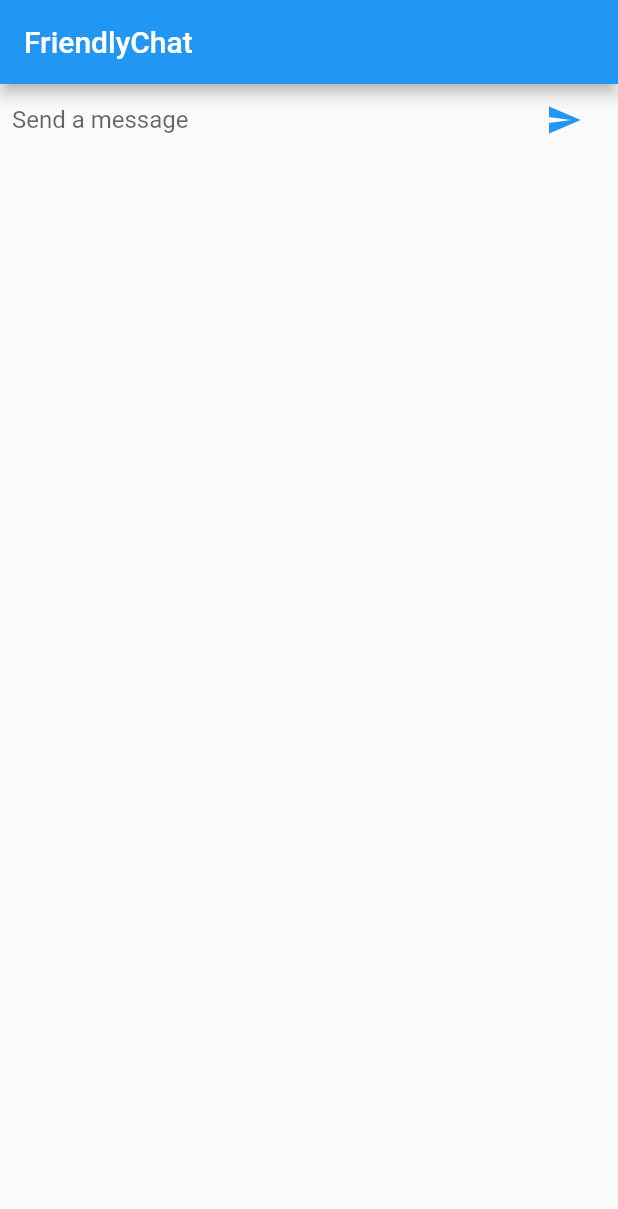
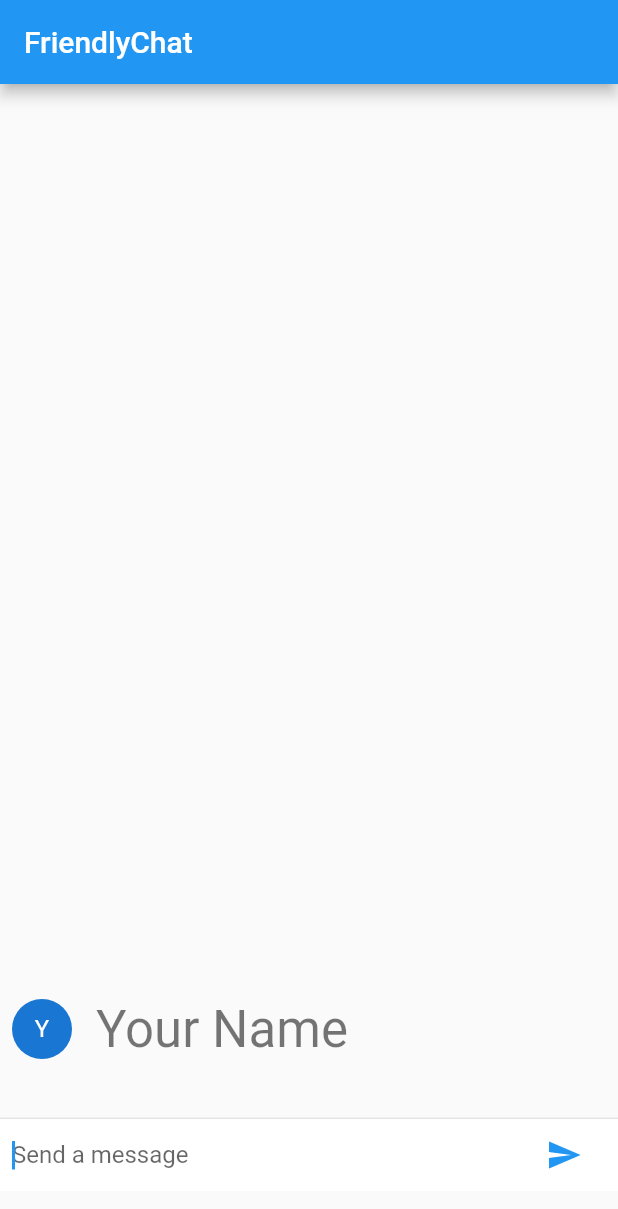
Before and after one commit to mori-9547/friendly_chat, a Flutter app: the screen it shows after launch, after a tap on the "send" icon, on a phone screen of 412 x 824 dp. Shown: the top 1209 px of the screen. Run offline on Flutter 3.47's test engine with Material 2 defaults, Android fonts, the phone set to English and light mode, and no system bars.

```diff
--- a/lib/main.dart
+++ b/lib/main.dart
@@ -5,6 +5,8 @@ void main() {
     const FriendlyChatApp(),
   );
 }
+
+String _name = 'Your Name';
 
 class FriendlyChatApp extends StatelessWidget {
   const FriendlyChatApp({
@@ -17,6 +19,40 @@ class FriendlyChatApp extends StatelessWidget {
   }
 }
 
+class ChatMessage extends StatelessWidget {
+  const ChatMessage({
+    required this.text,
+    Key? key,
+  }) : super(key: key);
+  final String text; // Chapter7
+
+  @override
+  Widget build(BuildContext context) {
+    return Container(
+      margin: const EdgeInsets.symmetric(vertical: 10.0),
+      child: Row(
+        crossAxisAlignment: CrossAxisAlignment.start,
+        children: [
+          Container(
+            margin: const EdgeInsets.only(right: 16.0),
+            child: CircleAvatar(child: Text(_name[0])),
+          ),
+          Column(
+            crossAxisAlignment: CrossAxisAlignment.start,
+            children: [
+              Text(_name, style: Theme.of(context).textTheme.headline4),
+              Container(
+                margin: const EdgeInsets.only(top: 5.0),
+                child: Text(text),
+              ),
+            ],
+          ),
+        ],
+      ),
+    );
+  }
+}
+
 class ChatScreen extends StatefulWidget {
   const ChatScreen({Key? key}) : super(key: key);
 
@@ -25,14 +61,33 @@ class ChatScreen extends StatefulWidget {
 }
 
 class _ChatScreenState extends State<ChatScreen> {
+  final List<ChatMessage> _messages = [];
   final _textController = TextEditingController();
+  final FocusNode _focusNode = FocusNode();
   @override
   Widget build(BuildContext context) {
     return Scaffold(
         appBar: AppBar(
           title: const Text('FriendlyChat'),
         ),
-        body: _buildTextComposer());
+        body: Column(
+          children: [
+            Flexible(
+              child: ListView.builder(
+                padding: const EdgeInsets.all(8.0),
+                reverse: true,
+                itemBuilder: (_, index) => _messages[index],
+                itemCount: _messages.length,
+              ),
+            ),
+            const Divider(height: 1.0),
+            Container(
+              margin: const EdgeInsets.only(bottom: 30),
+              decoration: BoxDecoration(color: Theme.of(context).cardColor),
+              child: _buildTextComposer(),
+            )
+          ],
+        ));
   }
 
   Widget _buildTextComposer() {
@@ -48,6 +103,7 @@ class _ChatScreenState extends State<ChatScreen> {
                 onSubmitted: _handleSubmitted,
                 decoration:
                     const InputDecoration.collapsed(hintText: 'Send a message'),
+                focusNode: _focusNode,
               ),
             ),
             Container(
@@ -64,5 +120,12 @@ class _ChatScreenState extends State<ChatScreen> {
 
   void _handleSubmitted(String text) {
     _textController.clear();
+    var message = ChatMessage(
+      text: text,
+    );
+    setState(() {
+      _messages.insert(0, message);
+    });
+    _focusNode.requestFocus();
   }
 }
```
